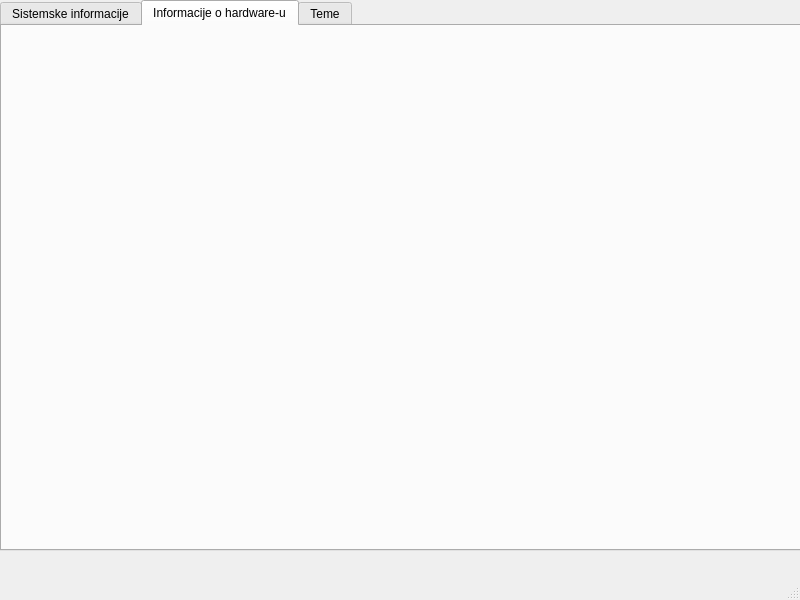
Qt form mainwindow.ui (Emcho0/PC-Info) before a commit.
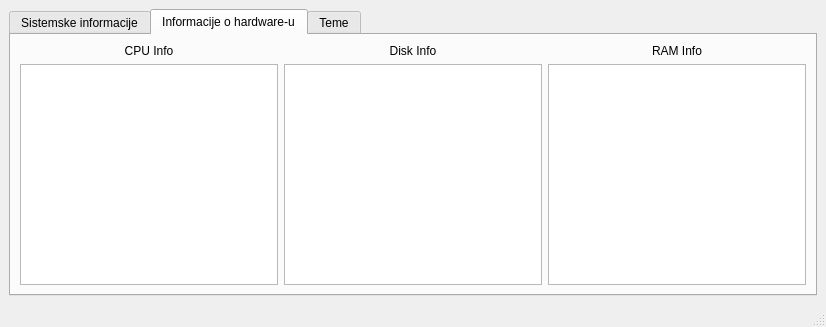
The same form after that commit. The open tabs and pages were chosen to show the change.

The edit to the form file:
```diff
--- a/mainwindow.ui
+++ b/mainwindow.ui
@@ -6,22 +6,22 @@
    <rect>
     <x>0</x>
     <y>0</y>
-    <width>800</width>
-    <height>600</height>
+    <width>826</width>
+    <height>327</height>
    </rect>
   </property>
   <property name="windowTitle">
    <string>MainWindow</string>
   </property>
   <widget class="QWidget" name="centralwidget">
+   <layout class="QVBoxLayout" name="verticalLayout_main">
+    <item>
    <widget class="QTabWidget" name="tabWidget">
-    <property name="geometry">
-     <rect>
-      <x>0</x>
-      <y>0</y>
-      <width>801</width>
-      <height>551</height>
-     </rect>
+      <property name="sizePolicy">
+       <sizepolicy hsizetype="Expanding" vsizetype="Expanding">
+        <horstretch>0</horstretch>
+        <verstretch>0</verstretch>
+       </sizepolicy>
     </property>
     <property name="currentIndex">
      <number>2</number>
@@ -30,26 +30,80 @@
      <attribute name="title">
       <string>Sistemske informacije</string>
      </attribute>
+       <widget class="QListWidget" name="listWidget">
+        <property name="geometry">
+         <rect>
+          <x>0</x>
+          <y>0</y>
+          <width>256</width>
+          <height>192</height>
+         </rect>
+        </property>
+       </widget>
     </widget>
     <widget class="QWidget" name="tab_2">
      <attribute name="title">
       <string>Informacije o hardware-u</string>
      </attribute>
+       <layout class="QGridLayout" name="gridLayout">
+        <item row="0" column="0">
+         <layout class="QVBoxLayout" name="verticalLayout_3">
+          <item>
+           <widget class="QLabel" name="cpuLabel">
+            <property name="text">
+             <string>CPU Info</string>
+            </property>
+            <property name="alignment">
+             <set>Qt::AlignmentFlag::AlignCenter</set>
+            </property>
+           </widget>
+          </item>
+          <item>
+           <widget class="QListWidget" name="cpuList"/>
+          </item>
+         </layout>
+        </item>
+        <item row="0" column="1">
+         <layout class="QVBoxLayout" name="verticalLayout">
+          <item>
+           <widget class="QLabel" name="diskLabel">
+            <property name="text">
+             <string>Disk Info</string>
+            </property>
+            <property name="alignment">
+             <set>Qt::AlignmentFlag::AlignCenter</set>
+            </property>
+           </widget>
+          </item>
+          <item>
+           <widget class="QListWidget" name="diskList"/>
+          </item>
+         </layout>
+        </item>
+        <item row="0" column="2">
+         <layout class="QVBoxLayout" name="verticalLayout_2">
+          <item>
+           <widget class="QLabel" name="RAMLabel">
+            <property name="text">
+             <string>RAM Info</string>
+            </property>
+            <property name="alignment">
+             <set>Qt::AlignmentFlag::AlignCenter</set>
+            </property>
+           </widget>
+          </item>
+          <item>
+           <widget class="QListWidget" name="RAMList"/>
+          </item>
+         </layout>
+        </item>
+       </layout>
     </widget>
     <widget class="QWidget" name="tab_3">
      <attribute name="title">
       <string>Teme</string>
      </attribute>
-     <widget class="QWidget" name="horizontalLayoutWidget">
-      <property name="geometry">
-       <rect>
-        <x>190</x>
-        <y>200</y>
-        <width>432</width>
-        <height>80</height>
-       </rect>
-      </property>
-      <layout class="QHBoxLayout" name="horizontalLayout">
+       <layout class="QVBoxLayout" name="verticalLayout_themes">
        <item>
         <widget class="QPushButton" name="yorumiAbyssButton">
          <property name="text">
@@ -64,13 +118,6 @@
          </property>
         </widget>
        </item>
-       <item>
-        <widget class="QPushButton" name="yorumiKrakenButton">
-         <property name="text">
-          <string>Yorumi Kraken</string>
-         </property>
-        </widget>
-       </item>
        <item>
         <widget class="QPushButton" name="yorumiShadeButton">
          <property name="text">
@@ -78,6 +125,13 @@
          </property>
         </widget>
        </item>
+        <item>
+         <widget class="QPushButton" name="yorumiKrakenButton">
+          <property name="text">
+           <string>Yorumi Kraken</string>
+          </property>
+         </widget>
+        </item>
        <item>
         <widget class="QPushButton" name="defaultThemeButton">
          <property name="text">
@@ -88,14 +142,15 @@
       </layout>
      </widget>
     </widget>
-   </widget>
+    </item>
+   </layout>
   </widget>
   <widget class="QMenuBar" name="menubar">
    <property name="geometry">
     <rect>
      <x>0</x>
      <y>0</y>
-     <width>800</width>
+     <width>826</width>
      <height>21</height>
     </rect>
    </property>
```
Lines whose indentation alone changed are shown as unchanged.
